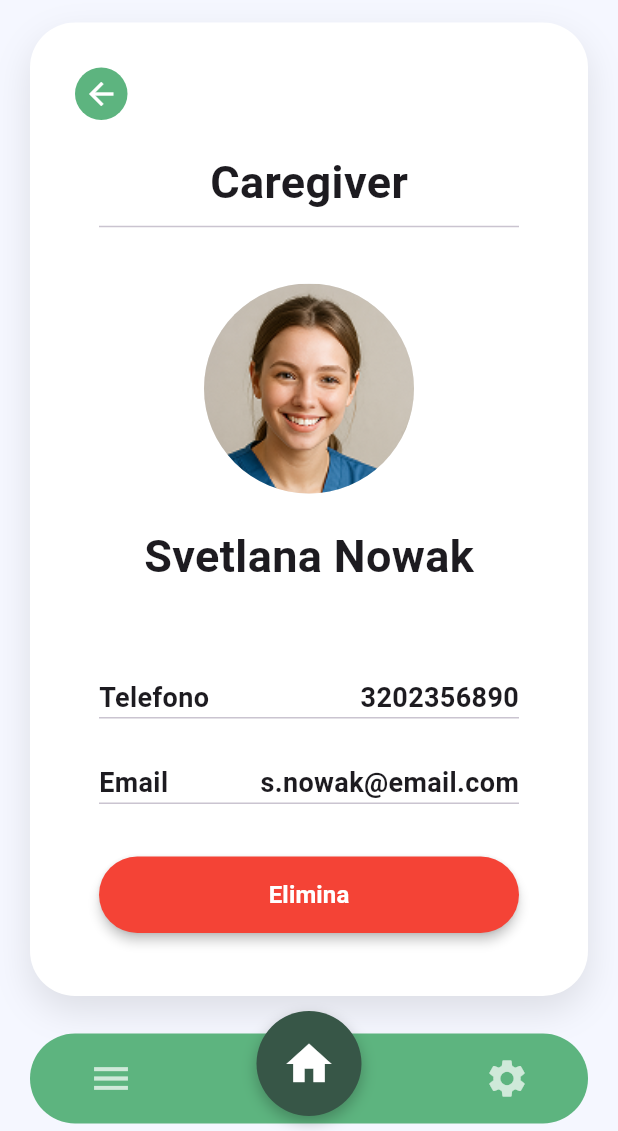
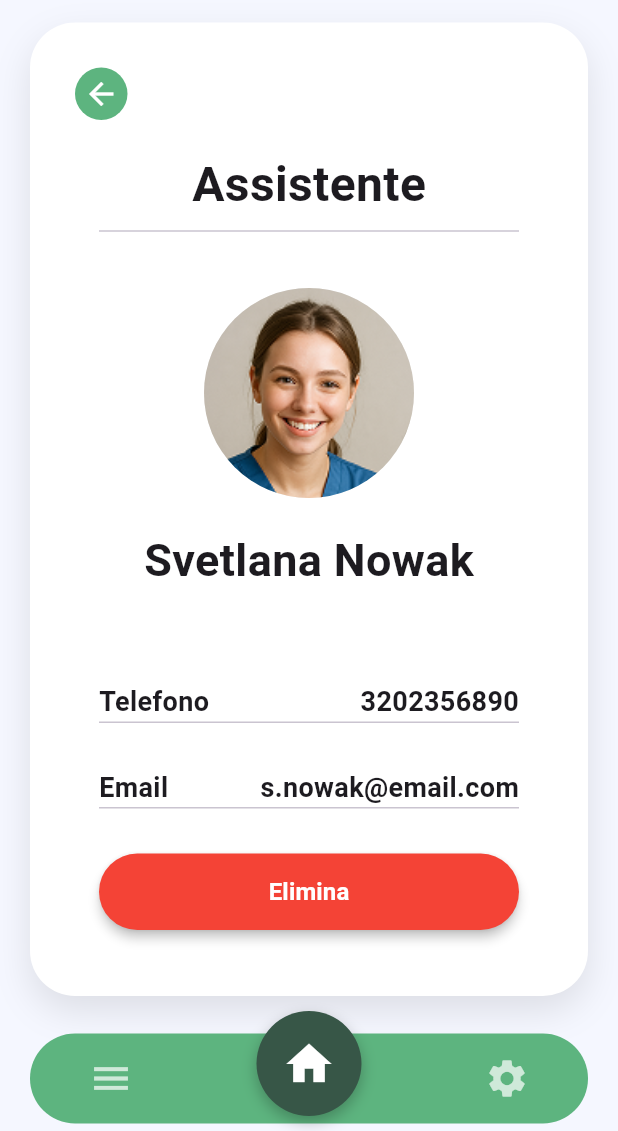
Before and after one commit to Lucacpt/WellYess, a Flutter app: the CaregiverProfilePage widget shown alone on an empty page, opened directly, on a phone screen of 412 x 824 dp, the part 105-1236 px from its top. Run offline on Flutter 3.47's test engine with Material 3 defaults, Android fonts, the phone set to English and light mode, and no system bars; our stand-ins replace fl_chart, flutter_svg, hive, hive_flutter; accounts and stored records are empty.

Commit message:
fix: translate settings label to italian to improve usability for elders

```diff
--- a/wellyess/lib/screens/profilo_caregiver.dart
+++ b/wellyess/lib/screens/profilo_caregiver.dart
@@ -20,9 +20,9 @@ class CaregiverProfilePage extends StatelessWidget {
             const Align(
               alignment: Alignment.topCenter,
               child: Text(
-                'Caregiver',
+                'Assistente',
                 style: TextStyle(
-                  fontSize: 30,
+                  fontSize: 32,
                   fontWeight: FontWeight.bold,
                 ),
               ),
@@ -88,7 +88,7 @@ class CaregiverProfilePage extends StatelessWidget {
               ],
             ),
             const Divider(height: 1, thickness: 1),
-            const SizedBox(height: 35),
+            const SizedBox(height: 30),
             const Spacer(),
 
             CustomMainButton(
--- a/wellyess/lib/screens/settings.dart
+++ b/wellyess/lib/screens/settings.dart
@@ -24,7 +24,7 @@ class SettingsPage extends StatelessWidget {
                 const Text(
                   'Impostazioni',
                   style: TextStyle(
-                    fontSize: 24,
+                    fontSize: 32,
                     fontWeight: FontWeight.bold,
                   ),
                 ),
@@ -83,7 +83,7 @@ class SettingsPage extends StatelessWidget {
                     width: 32,
                     height: 32,
                   ),
-                  label: 'Caregiver',
+                  label: 'Assistente',
                   onTap: () { // Azione di navigazione per Caregiver
                     Navigator.push(
                       context,
@@ -100,7 +100,7 @@ class SettingsPage extends StatelessWidget {
                     width: 32,
                     height: 32,
                   ),
-                  label: 'Logout',
+                  label: 'Esci dal profilo',
                   onTap: () {
                     Navigator.push(
                       context,
```
